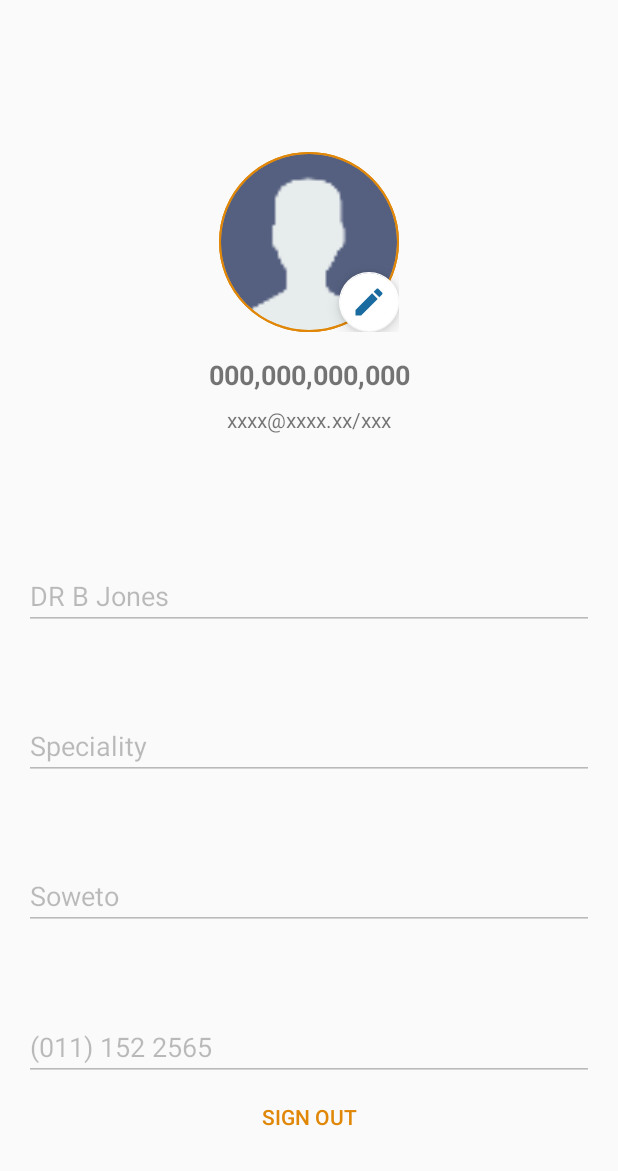
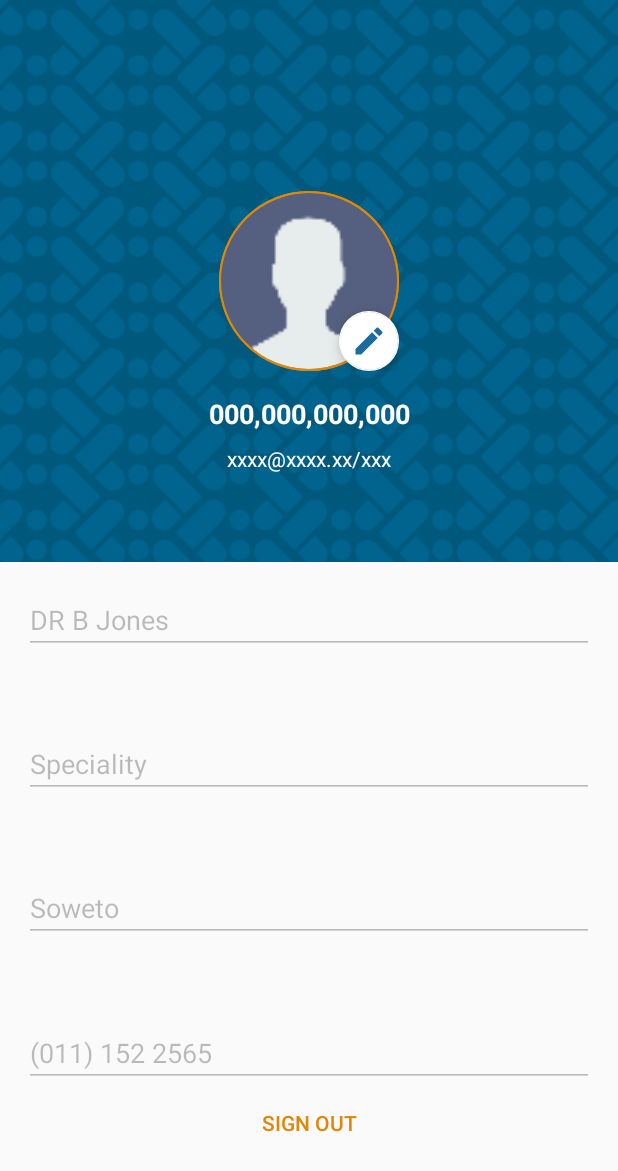
Before and after one commit to TingaZack/AkaciaMedical, an Android app: the layout activity_profile.xml on its own in the app's theme, with its tools: preview values and no code run, on a phone screen of 412 x 824 dp. Shown: the top 1171 px of the screen. Run offline under Robolectric (Android 15) with nearby library versions, the phone set to English and light mode, and no system bars.

```diff
--- a/app/src/main/res/layout/activity_profile.xml
+++ b/app/src/main/res/layout/activity_profile.xml
@@ -12,18 +12,25 @@
         android:layout_height="match_parent"
         android:orientation="vertical">
 
-        <LinearLayout
+        <RelativeLayout
             android:layout_width="match_parent"
             android:layout_height="match_parent"
             android:layout_weight="1.2"
             android:gravity="center"
             android:layout_gravity="center"
-            android:orientation="vertical"
-            android:layout_marginTop="16dp">
+            android:orientation="vertical">
+
+            <ImageView
+                android:layout_width="match_parent"
+                android:layout_height="match_parent"
+                android:scaleType="centerCrop"
+                android:src="@drawable/msq_background"/>
 
             <RelativeLayout
                 android:layout_width="120dp"
-                android:layout_height="120dp">
+                android:layout_height="120dp"
+                android:id="@+id/lay"
+                android:layout_centerInParent="true">
 
             <de.hdodenhof.circleimageview.CircleImageView
                 android:layout_width="120dp"
@@ -64,7 +71,9 @@
                 android:gravity="center"
                 android:text="000,000,000,000"
                 android:textSize="18dp"
-                android:textStyle="bold" />
+                android:textStyle="bold"
+                android:textColor="@android:color/white"
+                android:layout_below="@+id/lay"/>
 
             <TextView
                 android:id="@+id/profile_email"
@@ -72,9 +81,11 @@
                 android:layout_height="wrap_content"
                 android:layout_marginTop="8dp"
                 android:gravity="center"
+                android:textColor="@android:color/white"
+                android:layout_below="@+id/profile_practice_number"
                 android:text="xxxx@xxxx.xx/xxx" />
 
-        </LinearLayout>
+        </RelativeLayout>
 
         <!--<View-->
             <!--android:layout_width="match_parent"-->
@@ -110,6 +121,7 @@
                         android:layout_weight="1"
                         android:enabled="false"
                         tools:text="DR B Jones"
+                        android:layout_marginTop="16dp"
                         android:textAppearance="?android:textAppearanceMedium" />
 
                     <ImageButton
```
